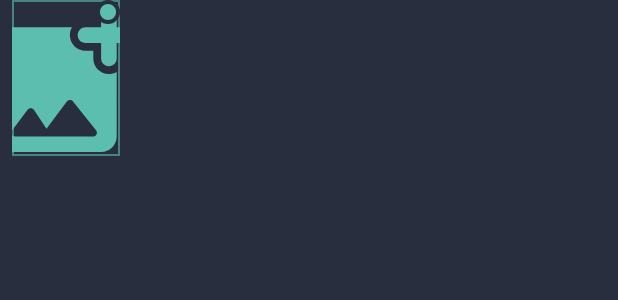
After one commit to theaiscope/GDD-app, an Android app: the layout item_metadata_sample_image_with_mask.xml on its own in the app's theme, with its tools: preview values and no code run, on a phone screen of 412 x 824 dp. The commit adds this screen. Shown: the top 300 px of the screen. Run offline under Robolectric (Android 15) with nearby library versions, the phone set to English and light mode, and no system bars.

Commit message:
[154] Differentiaties masked images

```diff
--- /dev/null
+++ b/app/src/main/res/drawable/ic_dot.xml
@@ -0,0 +1,11 @@
+<vector xmlns:android="http://schemas.android.com/apk/res/android"
+    android:width="16dp"
+    android:height="16dp"
+    android:viewportWidth="16"
+    android:viewportHeight="16">
+  <path
+      android:pathData="M8,8m-6.7,0a6.7,6.7 0,1 1,13.4 0a6.7,6.7 0,1 1,-13.4 0"
+      android:strokeWidth="2.6"
+      android:fillColor="#5CBEAF"
+      android:strokeColor="#282E3E"/>
+</vector>
--- /dev/null
+++ b/app/src/main/res/layout/item_metadata_sample_image_with_mask.xml
@@ -0,0 +1,29 @@
+<?xml version="1.0" encoding="utf-8"?>
+
+<androidx.constraintlayout.widget.ConstraintLayout xmlns:android="http://schemas.android.com/apk/res/android"
+    xmlns:app="http://schemas.android.com/apk/res-auto"
+    xmlns:tools="http://schemas.android.com/tools"
+    android:layout_marginStart="8dp"
+    android:layout_height="wrap_content"
+    android:layout_width="wrap_content">
+
+    <ImageView
+        android:id="@+id/sample_image"
+        android:layout_width="@dimen/sample_image_thumbnail_width"
+        android:layout_height="@dimen/sample_image_thumbnail_height"
+        android:background="@drawable/item_metadata_add_image_background"
+        android:contentDescription="@string/metadata_sample_image_content_description"
+        android:scaleType="centerCrop"
+        tools:src="@drawable/ic_add_photo_rounded"
+        app:layout_constraintStart_toStartOf="parent"
+        app:layout_constraintBottom_toBottomOf="parent"/>
+
+    <ImageView
+        android:id="@+id/mask_dot"
+        android:layout_width="16dp"
+        android:layout_height="16dp"
+        app:layout_constraintTop_toTopOf="parent"
+        app:layout_constraintEnd_toEndOf="parent"
+        android:src="@drawable/ic_dot"/>
+
+</androidx.constraintlayout.widget.ConstraintLayout>
```
Also changed, not shown: app/src/main/java/net/aiscope/gdd_app/ui/metadata/SampleImagesAdapter.kt (+46 -8 lines).
